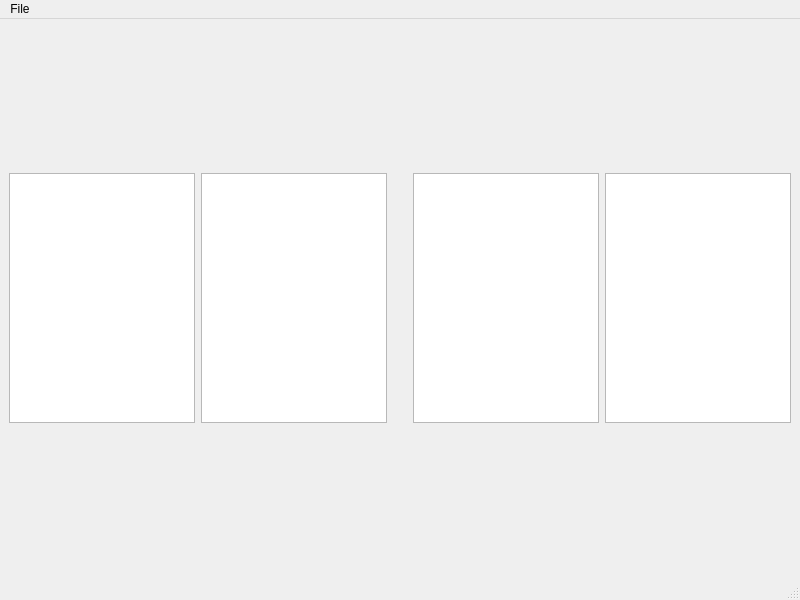
This is Charts/mainwindow.ui in jentor67/Qt6Cmake as Qt 5 draws it before an edit. The edited form follows.
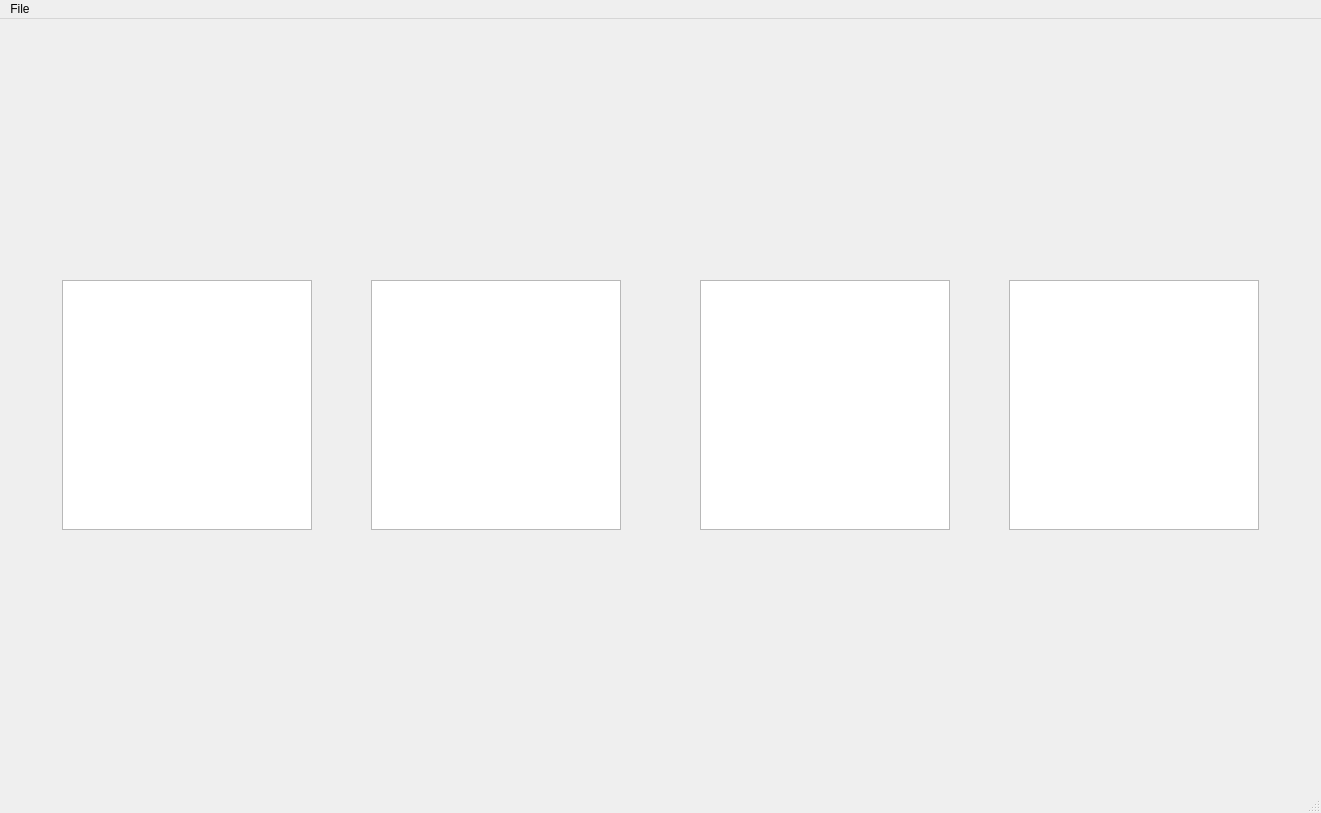
This is the edited form. Custom widgets are drawn as their Qt base class.

The edit to the form file:
```diff
--- a/Charts/mainwindow.ui
+++ b/Charts/mainwindow.ui
@@ -6,8 +6,8 @@
    <rect>
     <x>0</x>
     <y>0</y>
-    <width>800</width>
-    <height>600</height>
+    <width>1321</width>
+    <height>813</height>
    </rect>
   </property>
   <property name="windowTitle">
@@ -75,8 +75,8 @@
     <rect>
      <x>0</x>
      <y>0</y>
-     <width>800</width>
-     <height>26</height>
+     <width>1321</width>
+     <height>22</height>
     </rect>
    </property>
    <widget class="QMenu" name="menuFile">
```
